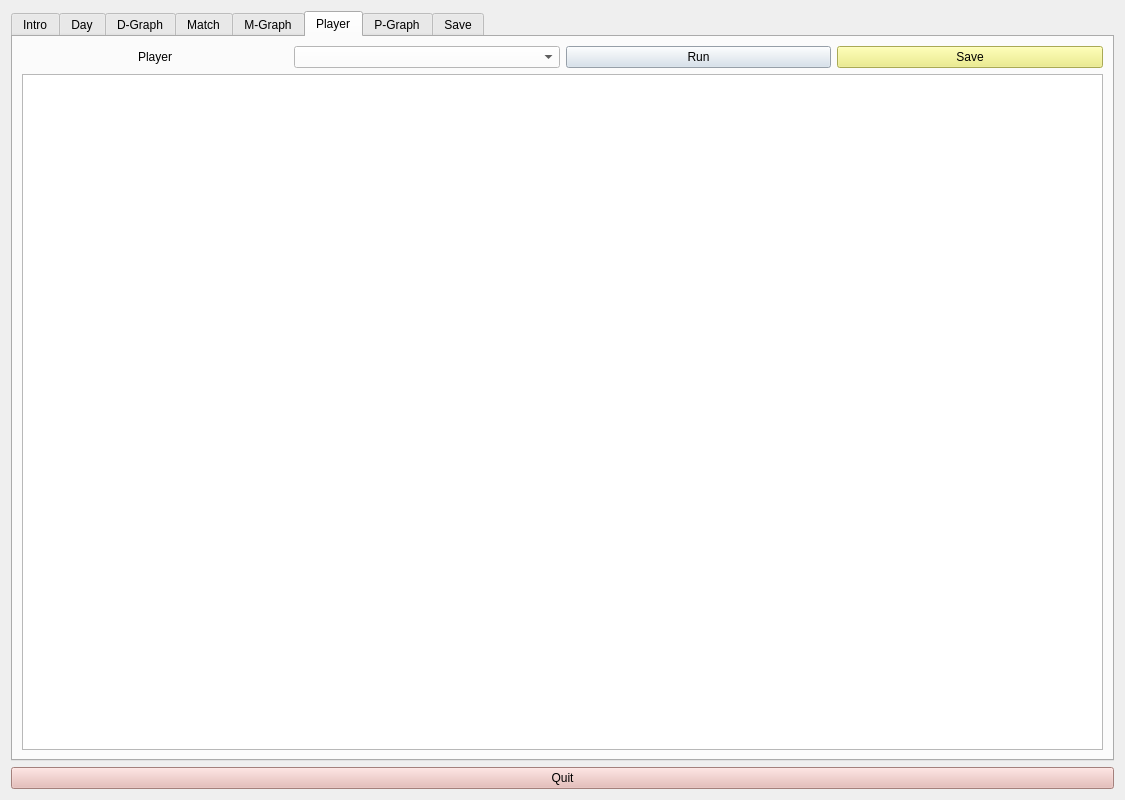
Before: the Qt Designer form uiFiles/physico_main.ui in sseungyong/physico_project, drawn with Qt 5.
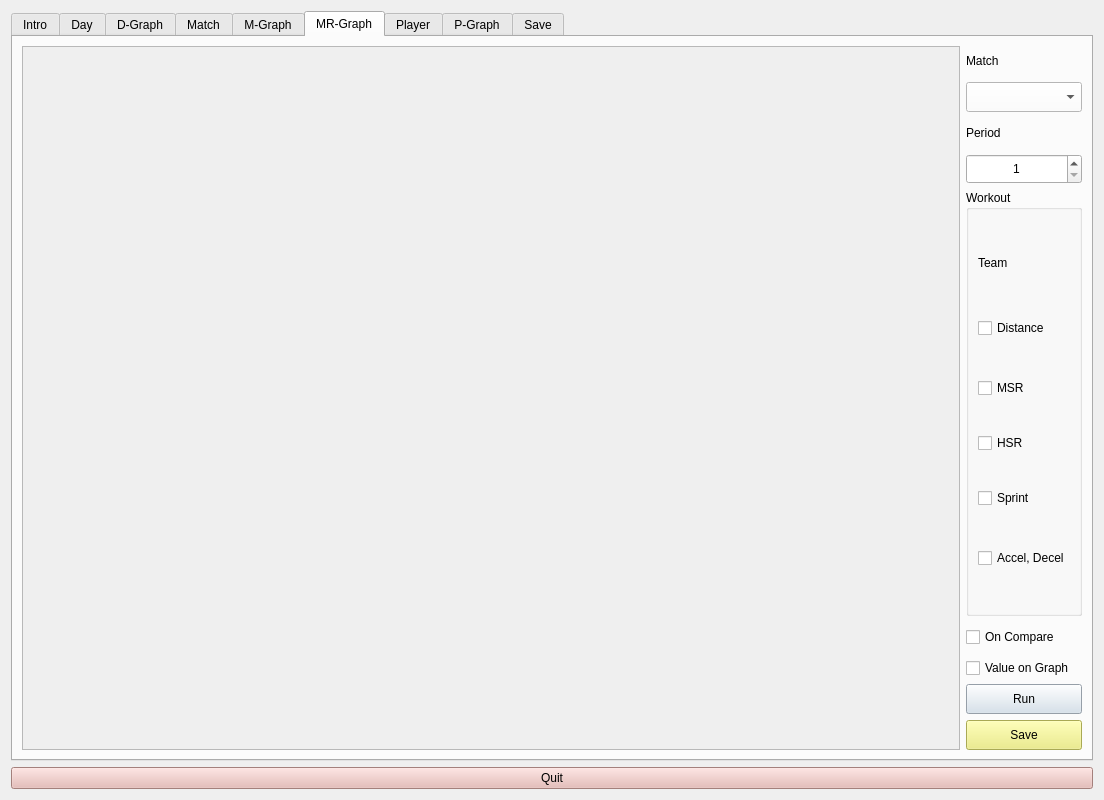
After: the same form once the commit is applied. The open tabs and pages were chosen to show the change. Icons and pictures are not drawn.

Commit message: added match period graph

Patch:
```diff
--- a/uiFiles/physico_main.ui
+++ b/uiFiles/physico_main.ui
@@ -6,7 +6,7 @@
    <rect>
     <x>0</x>
     <y>0</y>
-    <width>1125</width>
+    <width>1104</width>
     <height>800</height>
    </rect>
   </property>
@@ -777,6 +777,252 @@
        </item>
       </layout>
      </widget>
+     <widget class="QWidget" name="tab">
+      <attribute name="title">
+       <string>MR-Graph</string>
+      </attribute>
+      <layout class="QHBoxLayout" name="horizontalLayout_9">
+       <item>
+        <widget class="QScrollArea" name="scrollAreaMatchGraph_2">
+         <property name="frameShape">
+          <enum>QFrame::StyledPanel</enum>
+         </property>
+         <property name="frameShadow">
+          <enum>QFrame::Sunken</enum>
+         </property>
+         <property name="lineWidth">
+          <number>1</number>
+         </property>
+         <property name="sizeAdjustPolicy">
+          <enum>QAbstractScrollArea::AdjustToContents</enum>
+         </property>
+         <property name="widgetResizable">
+          <bool>true</bool>
+         </property>
+         <property name="alignment">
+          <set>Qt::AlignCenter</set>
+         </property>
+         <widget class="QWidget" name="scrollAreaWidgetContents_5">
+          <property name="geometry">
+           <rect>
+            <x>0</x>
+            <y>0</y>
+            <width>891</width>
+            <height>685</height>
+           </rect>
+          </property>
+         </widget>
+        </widget>
+       </item>
+       <item>
+        <layout class="QVBoxLayout" name="verticalLayout_37">
+         <item>
+          <layout class="QVBoxLayout" name="verticalLayout_38">
+           <item>
+            <widget class="QLabel" name="labelMRGraphDate">
+             <property name="maximumSize">
+              <size>
+               <width>16777215</width>
+               <height>30</height>
+              </size>
+             </property>
+             <property name="text">
+              <string>Match</string>
+             </property>
+            </widget>
+           </item>
+           <item>
+            <widget class="QComboBox" name="comboMRGraphDate">
+             <property name="maximumSize">
+              <size>
+               <width>16777215</width>
+               <height>30</height>
+              </size>
+             </property>
+             <property name="styleSheet">
+              <string notr="true">background-color: rgb(255, 255, 255);</string>
+             </property>
+            </widget>
+           </item>
+           <item>
+            <widget class="QLabel" name="labelMRPeriod">
+             <property name="maximumSize">
+              <size>
+               <width>16777215</width>
+               <height>30</height>
+              </size>
+             </property>
+             <property name="text">
+              <string>Period</string>
+             </property>
+            </widget>
+           </item>
+           <item>
+            <widget class="QSpinBox" name="spinMRPeriod">
+             <property name="maximumSize">
+              <size>
+               <width>16777215</width>
+               <height>30</height>
+              </size>
+             </property>
+             <property name="alignment">
+              <set>Qt::AlignCenter</set>
+             </property>
+             <property name="minimum">
+              <number>1</number>
+             </property>
+             <property name="maximum">
+              <number>14</number>
+             </property>
+            </widget>
+           </item>
+          </layout>
+         </item>
+         <item>
+          <layout class="QVBoxLayout" name="verticalLayout_39">
+           <item>
+            <widget class="QGroupBox" name="groupMRGraphWork">
+             <property name="minimumSize">
+              <size>
+               <width>0</width>
+               <height>300</height>
+              </size>
+             </property>
+             <property name="maximumSize">
+              <size>
+               <width>16777215</width>
+               <height>16777215</height>
+              </size>
+             </property>
+             <property name="title">
+              <string>Workout</string>
+             </property>
+             <layout class="QVBoxLayout" name="verticalLayout_40">
+              <item>
+               <widget class="QLabel" name="label_8">
+                <property name="maximumSize">
+                 <size>
+                  <width>16777215</width>
+                  <height>30</height>
+                 </size>
+                </property>
+                <property name="text">
+                 <string>Team</string>
+                </property>
+               </widget>
+              </item>
+              <item>
+               <widget class="QCheckBox" name="checkMRDistance">
+                <property name="minimumSize">
+                 <size>
+                  <width>0</width>
+                  <height>30</height>
+                 </size>
+                </property>
+                <property name="text">
+                 <string>Distance</string>
+                </property>
+               </widget>
+              </item>
+              <item>
+               <widget class="QCheckBox" name="checkMRMSR">
+                <property name="text">
+                 <string>MSR</string>
+                </property>
+               </widget>
+              </item>
+              <item>
+               <widget class="QCheckBox" name="checkMRHSR">
+                <property name="text">
+                 <string>HSR</string>
+                </property>
+               </widget>
+              </item>
+              <item>
+               <widget class="QCheckBox" name="checkMRSprint">
+                <property name="text">
+                 <string>Sprint</string>
+                </property>
+               </widget>
+              </item>
+              <item>
+               <widget class="QCheckBox" name="checkMRAccel">
+                <property name="minimumSize">
+                 <size>
+                  <width>0</width>
+                  <height>30</height>
+                 </size>
+                </property>
+                <property name="text">
+                 <string>Accel, Decel</string>
+                </property>
+               </widget>
+              </item>
+             </layout>
+            </widget>
+           </item>
+          </layout>
+         </item>
+         <item>
+          <layout class="QVBoxLayout" name="verticalLayout_41">
+           <item>
+            <widget class="QCheckBox" name="checkMRCompare">
+             <property name="minimumSize">
+              <size>
+               <width>0</width>
+               <height>30</height>
+              </size>
+             </property>
+             <property name="text">
+              <string>On Compare</string>
+             </property>
+            </widget>
+           </item>
+           <item>
+            <widget class="QCheckBox" name="checkMRValue">
+             <property name="text">
+              <string>Value on Graph</string>
+             </property>
+            </widget>
+           </item>
+           <item>
+            <widget class="QPushButton" name="pushButtonMGraphRun_3">
+             <property name="maximumSize">
+              <size>
+               <width>16777215</width>
+               <height>30</height>
+              </size>
+             </property>
+             <property name="styleSheet">
+              <string notr="true">background-color: rgb(210, 223, 235);</string>
+             </property>
+             <property name="text">
+              <string>Run</string>
+             </property>
+            </widget>
+           </item>
+           <item>
+            <widget class="QPushButton" name="pushButtonMGraphSave_3">
+             <property name="maximumSize">
+              <size>
+               <width>16777215</width>
+               <height>30</height>
+              </size>
+             </property>
+             <property name="styleSheet">
+              <string notr="true">background-color: rgb(236, 236, 117);</string>
+             </property>
+             <property name="text">
+              <string>Save</string>
+             </property>
+            </widget>
+           </item>
+          </layout>
+         </item>
+        </layout>
+       </item>
+      </layout>
+     </widget>
      <widget class="QWidget" name="tabPlayer">
       <attribute name="title">
        <string>Player</string>
```
Left out of the diff: 8 changed lines with no effect on the pictures. The commit also changes 2 other files.
